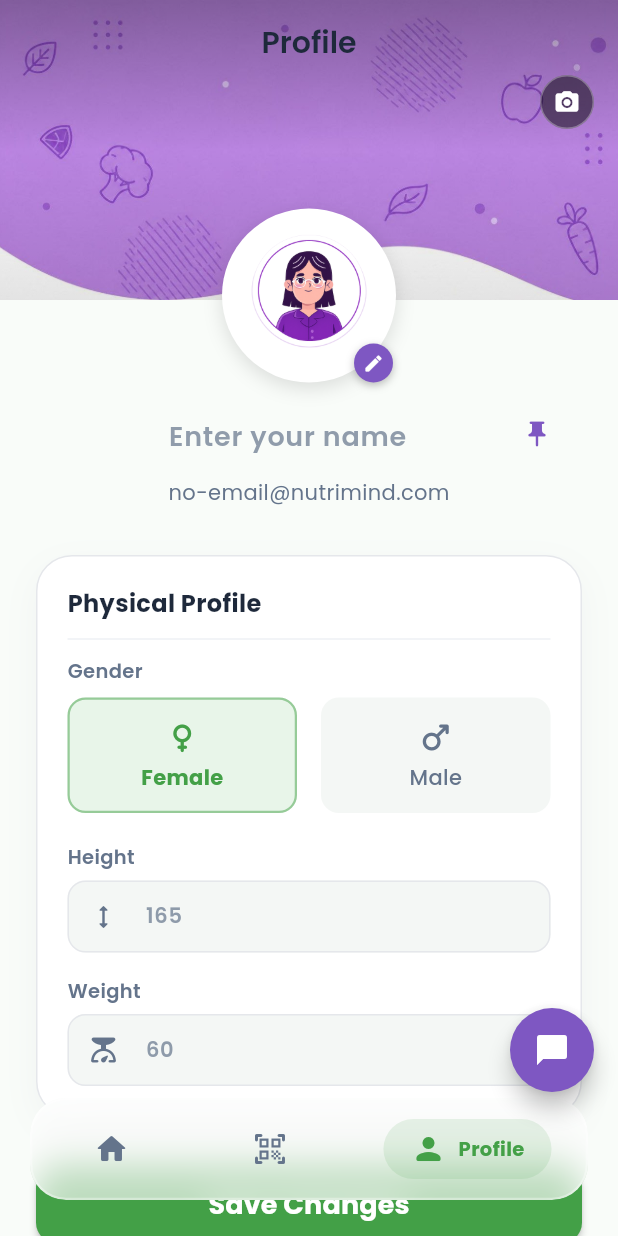
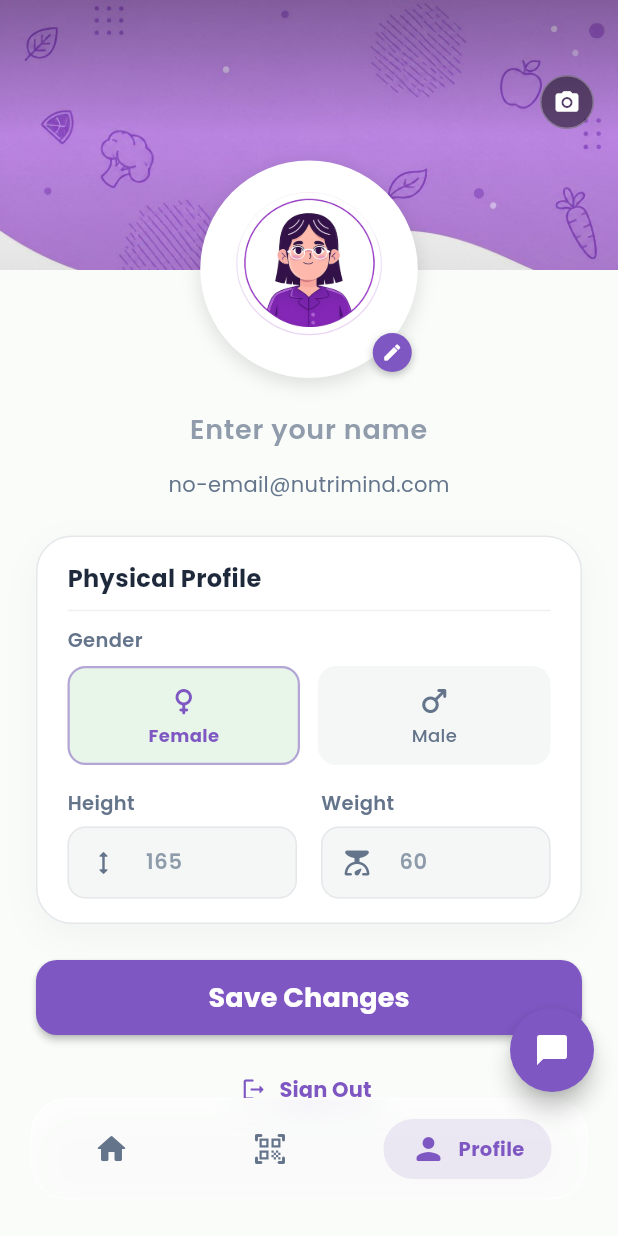
Before and after one commit to Manar-Elhabbal7/NutriMind-AI, a Flutter app: the HomeScreen screen opened directly, item 3 of the bottom bar chosen, on a phone screen of 412 x 824 dp. Run offline on Flutter 3.47's test engine with Material 3 defaults, Android fonts, the light colour scheme and no system bars; drawn by our look-alikes of flutter_animate; our stand-ins replace dio, firebase_auth, firebase_core, flutter_markdown, google_fonts, google_sign_in and 2 more; accounts and stored records are empty.

Commit message:
finish profile and chatbot screens

```diff
--- a/lib/features/home/screens/home_screen.dart
+++ b/lib/features/home/screens/home_screen.dart
@@ -28,12 +28,12 @@ class _HomeScreenState extends State<HomeScreen> {
     return Scaffold(
       extendBodyBehindAppBar: true,
       appBar: AppBar(
-        title: Text(
+        title: _currentIndex == 2
+            ? null
+            : Text(
                 _currentIndex == 0
                     ? 'Home'
-              : _currentIndex == 1
-                  ? 'Scan'
-                  : 'Profile',
+                    : 'Scan',
                 style: AppTextStyles.titleSecondary.copyWith(
                   fontSize: 20,
                   fontWeight: FontWeight.w600,
@@ -114,9 +114,13 @@ class _HomeScreenState extends State<HomeScreen> {
 
   Widget _buildNavItem(int index, IconData icon, String label) {
     final isSelected = _currentIndex == index;
-    return GestureDetector(
+    return Material(
+      color: Colors.transparent,
+      child: InkWell(
         onTap: () => setState(() => _currentIndex = index),
-      behavior: HitTestBehavior.opaque,
+        borderRadius: BorderRadius.circular(20),
+        splashColor: AppColors.secondary.withValues(alpha: 0.2),
+        highlightColor: AppColors.secondary.withValues(alpha: 0.1),
         child: Column(
           mainAxisAlignment: MainAxisAlignment.center,
           children: [
@@ -126,7 +130,7 @@ class _HomeScreenState extends State<HomeScreen> {
               padding: const EdgeInsets.symmetric(horizontal: 18, vertical: 8),
               decoration: BoxDecoration(
                 color: isSelected
-                  ? AppColors.primary.withValues(alpha: 0.12)
+                    ? AppColors.secondary.withValues(alpha: 0.12)
                     : Colors.transparent,
                 borderRadius: BorderRadius.circular(20),
               ),
@@ -135,7 +139,7 @@ class _HomeScreenState extends State<HomeScreen> {
                 children: [
                   Icon(
                     icon,
-                  color: isSelected ? AppColors.primary : AppColors.textSecondary,
+                    color: isSelected ? AppColors.secondary : AppColors.textSecondary,
                     size: 24,
                   ),
                   if (isSelected) ...[
@@ -143,7 +147,7 @@ class _HomeScreenState extends State<HomeScreen> {
                     Text(
                       label,
                       style: AppTextStyles.bodyMedium.copyWith(
-                      color: AppColors.primary,
+                        color: AppColors.secondary,
                         fontWeight: FontWeight.bold,
                         fontSize: 13,
                       ),
@@ -153,6 +157,7 @@ class _HomeScreenState extends State<HomeScreen> {
               ),
             ),
           ],
+        ),
       ),
     );
   }
--- a/lib/features/home/screens/profile_screen.dart
+++ b/lib/features/home/screens/profile_screen.dart
@@ -110,7 +110,11 @@ class _ProfileScreenState extends State<ProfileScreen> {
       if (user != null) {
         await user.updateDisplayName(_nameController.text.trim());
         if (_profilePhotoPath.isNotEmpty && !_profilePhotoPath.startsWith('assets/')) {
+          try {
             await user.updatePhotoURL(_profilePhotoPath);
+          } catch (e) {
+            debugPrint('Failed to update photo URL in Firebase Auth: $e');
+          }
         }
         await user.reload();
       }
@@ -153,10 +157,48 @@ class _ProfileScreenState extends State<ProfileScreen> {
 
   /// Select profile photo using ImagePicker
   Future<void> _pickProfilePhoto() async {
+    if (kIsWeb) {
+      await _pickProfilePhotoFromSource(ImageSource.gallery);
+      return;
+    }
+    showModalBottomSheet<void>(
+      context: context,
+      shape: const RoundedRectangleBorder(
+        borderRadius: BorderRadius.vertical(top: Radius.circular(20)),
+      ),
+      builder: (BuildContext context) {
+        return SafeArea(
+          child: Column(
+            mainAxisSize: MainAxisSize.min,
+            children: [
+              ListTile(
+                leading: const Icon(Icons.photo_library_rounded, color: AppColors.secondary),
+                title: const Text('Choose from Gallery'),
+                onTap: () async {
+                  Navigator.pop(context);
+                  await _pickProfilePhotoFromSource(ImageSource.gallery);
+                },
+              ),
+              ListTile(
+                leading: const Icon(Icons.camera_alt_rounded, color: AppColors.secondary),
+                title: const Text('Take a Photo'),
+                onTap: () async {
+                  Navigator.pop(context);
+                  await _pickProfilePhotoFromSource(ImageSource.camera);
+                },
+              ),
+            ],
+          ),
+        );
+      },
+    );
+  }
+
+  Future<void> _pickProfilePhotoFromSource(ImageSource source) async {
     final picker = ImagePicker();
     try {
       final XFile? pickedFile = await picker.pickImage(
-        source: ImageSource.gallery,
+        source: source,
         maxWidth: 500,
         maxHeight: 500,
         imageQuality: 85,
@@ -170,8 +212,10 @@ class _ProfileScreenState extends State<ProfileScreen> {
       debugPrint('Error picking profile image: $e');
       if (mounted) {
         ScaffoldMessenger.of(context).showSnackBar(
-          const SnackBar(
-            content: Text('Could not access image gallery.'),
+          SnackBar(
+            content: Text(source == ImageSource.camera
+                ? 'Could not access camera.'
+                : 'Could not access image gallery.'),
             behavior: SnackBarBehavior.floating,
           ),
         );
@@ -209,37 +253,12 @@ class _ProfileScreenState extends State<ProfileScreen> {
 
   /// Handles user sign out
   Future<void> _handleSignOut() async {
-    final confirm = await showDialog<bool>(
-      context: context,
-      builder: (context) => AlertDialog(
-        title: Text('Sign Out', style: AppTextStyles.titleSecondary.copyWith(fontSize: 20)),
-        content: Text('Are you sure you want to sign out of NutriMind?', style: AppTextStyles.bodyRegular),
-        actions: [
-          TextButton(
-            onPressed: () => Navigator.of(context).pop(false),
-            child: Text('Cancel', style: TextStyle(color: AppColors.textSecondary)),
-          ),
-          ElevatedButton(
-            onPressed: () => Navigator.of(context).pop(true),
-            style: ElevatedButton.styleFrom(
-              backgroundColor: AppColors.error,
-              foregroundColor: Colors.white,
-              shape: RoundedRectangleBorder(borderRadius: BorderRadius.circular(8)),
-            ),
-            child: const Text('Sign Out'),
-          ),
-        ],
-      ),
-    );
-
-    if (confirm == true) {
     await AuthService.instance.signOut();
     if (mounted) {
       Navigator.of(context).pushAndRemoveUntil(
         MaterialPageRoute<void>(builder: (_) => const LoginScreen()),
         (route) => false,
       );
-      }
     }
   }
 
@@ -271,7 +290,7 @@ class _ProfileScreenState extends State<ProfileScreen> {
       return const Scaffold(
         body: Center(
           child: CircularProgressIndicator(
-            valueColor: AlwaysStoppedAnimation<Color>(AppColors.primary),
+            valueColor: AlwaysStoppedAnimation<Color>(AppColors.secondary),
           ),
         ),
       );
@@ -291,7 +310,7 @@ class _ProfileScreenState extends State<ProfileScreen> {
                 GestureDetector(
                   onTap: _pickBannerPhoto,
                   child: Container(
-                    height: 200,
+                    height: 180,
                     width: double.infinity,
                     decoration: BoxDecoration(
                       color: AppColors.primaryExtraLight,
@@ -345,7 +364,7 @@ class _ProfileScreenState extends State<ProfileScreen> {
 
                 // Profile image overlapping the banner
                 Positioned(
-                  bottom: -55,
+                  bottom: -72,
                   child: GestureDetector(
                     onTap: _pickProfilePhoto,
                     child: Stack(
@@ -353,8 +372,8 @@ class _ProfileScreenState extends State<ProfileScreen> {
                       children: [
                         // Outer white circular border
                         Container(
-                          width: 116,
-                          height: 116,
+                          width: 145,
+                          height: 145,
                           decoration: const BoxDecoration(
                             color: Colors.white,
                             shape: BoxShape.circle,
@@ -381,8 +400,8 @@ class _ProfileScreenState extends State<ProfileScreen> {
                         ),
                         // Camera Badge
                         Positioned(
-                          bottom: 0,
-                          right: 2,
+                          bottom: 4,
+                          right: 4,
                           child: Container(
                             padding: const EdgeInsets.all(6),
                             decoration: const BoxDecoration(
@@ -410,7 +429,7 @@ class _ProfileScreenState extends State<ProfileScreen> {
               ],
             ),
 
-            const SizedBox(height: 65),
+            const SizedBox(height: 80),
 
             // Form Content
             Padding(
@@ -419,7 +438,7 @@ class _ProfileScreenState extends State<ProfileScreen> {
                 key: _formKey,
                 child: Column(
                   children: [
-                    // Display Name Input (with Pin / edit Icon)
+                    // Display Name Input
                     TextFormField(
                       controller: _nameController,
                       style: AppTextStyles.titleSecondary.copyWith(
@@ -430,14 +449,6 @@ class _ProfileScreenState extends State<ProfileScreen> {
                       decoration: InputDecoration(
                         hintText: 'Enter your name',
                         hintStyle: AppTextStyles.hintStyle.copyWith(fontSize: 18),
-                        suffixIcon: const Padding(
-                          padding: EdgeInsets.only(right: 12.0),
-                          child: Icon(
-                            Icons.push_pin_rounded,
-                            color: AppColors.secondary,
-                            size: 20,
-                          ),
-                        ),
                         border: InputBorder.none,
                         focusedBorder: UnderlineInputBorder(
                           borderSide: BorderSide(color: AppColors.secondary.withValues(alpha: 0.5), width: 1.5),
@@ -463,11 +474,11 @@ class _ProfileScreenState extends State<ProfileScreen> {
                       ),
                     ).animate().fade().slideY(begin: 0.1, end: 0, delay: 50.ms, duration: 300.ms),
 
-                    const SizedBox(height: 32),
+                    const SizedBox(height: 24),
 
                     // 2. Physical Metrics Card
                     Container(
-                      padding: const EdgeInsets.all(20),
+                      padding: const EdgeInsets.symmetric(horizontal: 20, vertical: 16),
                       decoration: BoxDecoration(
                         color: Colors.white,
                         borderRadius: BorderRadius.circular(24),
@@ -491,7 +502,7 @@ class _ProfileScreenState extends State<ProfileScreen> {
                               color: AppColors.textPrimary,
                             ),
                           ),
-                          const Divider(height: 24, color: AppColors.divider),
+                          const Divider(height: 20, color: AppColors.divider),
 
                           // Gender Selection Box
                           Text(
@@ -511,7 +522,7 @@ class _ProfileScreenState extends State<ProfileScreen> {
                                   onTap: () => setState(() => _gender = 'Female'),
                                   child: AnimatedContainer(
                                     duration: const Duration(milliseconds: 250),
-                                    padding: const EdgeInsets.symmetric(vertical: 12),
+                                    padding: const EdgeInsets.symmetric(vertical: 10),
                                     decoration: BoxDecoration(
                                       color: _gender == 'Female'
                                           ? AppColors.primaryExtraLight
@@ -519,7 +530,7 @@ class _ProfileScreenState extends State<ProfileScreen> {
                                       borderRadius: BorderRadius.circular(12),
                                       border: Border.all(
                                         color: _gender == 'Female'
-                                            ? AppColors.primary.withValues(alpha: 0.5)
+                                            ? AppColors.secondary.withValues(alpha: 0.5)
                                             : Colors.transparent,
                                         width: 1.5,
                                       ),
@@ -529,20 +540,21 @@ class _ProfileScreenState extends State<ProfileScreen> {
                                         Icon(
                                           Icons.female_rounded,
                                           color: _gender == 'Female'
-                                              ? AppColors.primary
+                                              ? AppColors.secondary
                                               : AppColors.textSecondary,
-                                          size: 26,
+                                          size: 24,
                                         ),
-                                        const SizedBox(height: 4),
+                                        const SizedBox(height: 2),
                                         Text(
                                           'Female',
                                           style: AppTextStyles.bodyMedium.copyWith(
                                             color: _gender == 'Female'
-                                                ? AppColors.primary
+                                                ? AppColors.secondary
                                                 : AppColors.textSecondary,
                                             fontWeight: _gender == 'Female'
                                                 ? FontWeight.bold
                                                 : FontWeight.w500,
+                                            fontSize: 12,
                                           ),
                                         ),
                                       ],
@@ -550,14 +562,14 @@ class _ProfileScreenState extends State<ProfileScreen> {
                                   ),
                                 ),
                               ),
-                              const SizedBox(width: 16),
+                              const SizedBox(width: 12),
                               // Male Option
                               Expanded(
                                 child: GestureDetector(
                                   onTap: () => setState(() => _gender = 'Male'),
                                   child: AnimatedContainer(
                                     duration: const Duration(milliseconds: 250),
-                                    padding: const EdgeInsets.symmetric(vertical: 12),
+                                    padding: const EdgeInsets.symmetric(vertical: 10),
                                     decoration: BoxDecoration(
                                       color: _gender == 'Male'
                                           ? AppColors.secondaryExtraLight
@@ -577,9 +589,9 @@ class _ProfileScreenState extends State<ProfileScreen> {
                                           color: _gender == 'Male'
                                               ? AppColors.secondary
                                               : AppColors.textSecondary,
-                                          size: 26,
+                                          size: 24,
                                         ),
-                                        const SizedBox(height: 4),
+                                        const SizedBox(height: 2),
                                         Text(
                                           'Male',
                                           style: AppTextStyles.bodyMedium.copyWith(
@@ -589,6 +601,7 @@ class _ProfileScreenState extends State<ProfileScreen> {
                                             fontWeight: _gender == 'Male'
                                                 ? FontWeight.bold
                                                 : FontWeight.w500,
+                                            fontSize: 12,
                                           ),
                                         ),
                                       ],
@@ -599,9 +612,17 @@ class _ProfileScreenState extends State<ProfileScreen> {
                             ],
                           ),
 
-                          const SizedBox(height: 20),
+                          const SizedBox(height: 16),
 
+                          // Height & Weight Side-by-Side Row
+                          Row(
+                            crossAxisAlignment: CrossAxisAlignment.start,
+                            children: [
                               // Height (Length) Field
+                              Expanded(
+                                child: Column(
+                                  crossAxisAlignment: CrossAxisAlignment.start,
+                                  children: [
                                     Text(
                                       'Height',
                                       style: AppTextStyles.bodyMedium.copyWith(
@@ -626,30 +647,35 @@ class _ProfileScreenState extends State<ProfileScreen> {
                                           color: AppColors.textSecondary,
                                           fontWeight: FontWeight.bold,
                                         ),
-                              contentPadding: const EdgeInsets.symmetric(vertical: 12, horizontal: 16),
+                                        contentPadding: const EdgeInsets.symmetric(vertical: 10, horizontal: 12),
                                         enabledBorder: OutlineInputBorder(
                                           borderRadius: BorderRadius.circular(12),
                                           borderSide: const BorderSide(color: AppColors.border, width: 1),
                                         ),
                                         focusedBorder: OutlineInputBorder(
                                           borderRadius: BorderRadius.circular(12),
-                                borderSide: const BorderSide(color: AppColors.primary, width: 1.5),
+                                          borderSide: const BorderSide(color: AppColors.secondary, width: 1.5),
                                         ),
                                       ),
                                       validator: (value) {
                                         if (value == null || value.trim().isEmpty) {
-                                return 'Please enter your height';
+                                          return 'Enter height';
                                         }
                                         if (double.tryParse(value) == null) {
-                                return 'Enter a valid number';
+                                          return 'Invalid number';
                                         }
                                         return null;
                                       },
                                     ),
-
-                          const SizedBox(height: 16),
-
+                                  ],
+                                ),
+                              ),
+                              const SizedBox(width: 16),
                               // Weight Field
+                              Expanded(
+                                child: Column(
+                                  crossAxisAlignment: CrossAxisAlignment.start,
+                                  children: [
                                     Text(
                                       'Weight',
                                       style: AppTextStyles.bodyMedium.copyWith(
@@ -674,56 +700,61 @@ class _ProfileScreenState extends State<ProfileScreen> {
                                           color: AppColors.textSecondary,
                                           fontWeight: FontWeight.bold,
                                         ),
-                              contentPadding: const EdgeInsets.symmetric(vertical: 12, horizontal: 16),
+                                        contentPadding: const EdgeInsets.symmetric(vertical: 10, horizontal: 12),
                                         enabledBorder: OutlineInputBorder(
                                           borderRadius: BorderRadius.circular(12),
                                           borderSide: const BorderSide(color: AppColors.border, width: 1),
                                         ),
                                         focusedBorder: OutlineInputBorder(
                                           borderRadius: BorderRadius.circular(12),
-                                borderSide: const BorderSide(color: AppColors.primary, width: 1.5),
+                                          borderSide: const BorderSide(color: AppColors.secondary, width: 1.5),
                                         ),
                                       ),
                                       validator: (value) {
                                         if (value == null || value.trim().isEmpty) {
-                                return 'Please enter your weight';
+                                          return 'Enter weight';
                                         }
                                         if (double.tryParse(value) == null) {
-                                return 'Enter a valid number';
+                                          return 'Invalid number';
                                         }
                                         return null;
                                       },
                                     ),
                                   ],
                                 ),
+                              ),
+                            ],
+                          ),
+                        ],
+                      ),
                     ).animate().fade(delay: 150.ms).slideY(begin: 0.08, end: 0, duration: 400.ms),
 
-                    const SizedBox(height: 32),
+                    const SizedBox(height: 24),
 
                     // 3. Save Button
                     if (_isSaving)
                       const CircularProgressIndicator(
-                        valueColor: AlwaysStoppedAnimation<Color>(AppColors.primary),
+                        valueColor: AlwaysStoppedAnimation<Color>(AppColors.secondary),
                       )
                     else
                       AppButton(
                         text: 'Save Changes',
                         onPressed: _saveProfileData,
-                        backgroundColor: AppColors.primary,
+                        backgroundColor: AppColors.secondary,
                         borderRadius: 14,
-                        height: 52,
+                        height: 50,
                       ).animate().fade(delay: 200.ms).scale(begin: const Offset(0.95, 0.95), end: const Offset(1, 1), duration: 350.ms),
 
-                    const SizedBox(height: 16),
+                    const SizedBox(height: 12),
 
                     // 4. Sign Out Button
                     TextButton.icon(
                       onPressed: _handleSignOut,
-                      icon: const Icon(Icons.logout_rounded, color: AppColors.error, size: 18),
+                      icon: const Icon(Icons.logout_rounded, color: AppColors.secondary, size: 18),
                       label: Text(
                         'Sign Out',
                         style: AppTextStyles.bodyMedium.copyWith(
-                          color: AppColors.error,
+                          color: AppColors.secondary,
                           fontWeight: FontWeight.bold,
                         ),
                       ),
--- a/pubspec.yaml
+++ b/pubspec.yaml
@@ -22,6 +22,7 @@ dependencies:
   dio: ^5.11.0
   chat_bubbles: ^1.10.1
   image_picker: ^1.2.3
+  flutter_markdown: ^0.7.7+1
 
 
 dev_dependencies:
```
Also changed, not shown: lib/features/chat/chat_screen.dart (+114 -169 lines), pubspec.lock. Lines whose indentation alone changed are shown as unchanged.
